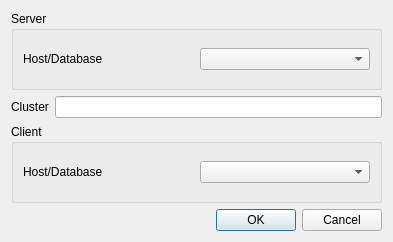
dsgoficial/DSGManagementTools, file dsg_management_tools_dialog_base.ui: the form before one commit.
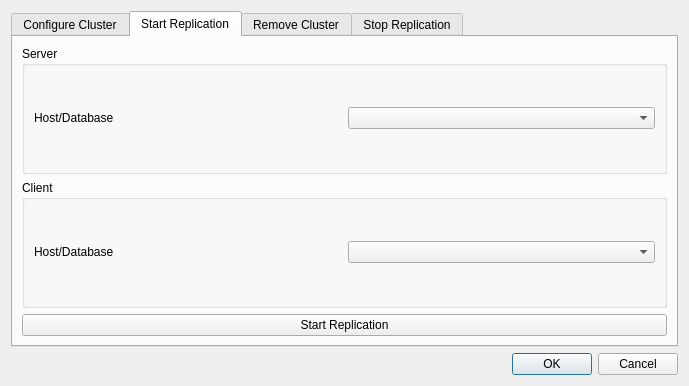
The form after the commit. The open tabs and pages were chosen to show the change.

Patch:
```diff
--- a/dsg_management_tools_dialog_base.ui
+++ b/dsg_management_tools_dialog_base.ui
@@ -6,13 +6,23 @@
    <rect>
     <x>0</x>
     <y>0</y>
-    <width>393</width>
-    <height>242</height>
+    <width>689</width>
+    <height>386</height>
    </rect>
   </property>
   <property name="windowTitle">
    <string>Dsg Management Tools</string>
   </property>
+  <layout class="QGridLayout" name="gridLayout_4">
+   <item row="0" column="0">
+    <widget class="QTabWidget" name="tabWidget">
+     <property name="currentIndex">
+      <number>0</number>
+     </property>
+     <widget class="QWidget" name="tab">
+      <attribute name="title">
+       <string>Configure Cluster</string>
+      </attribute>
   <layout class="QGridLayout" name="gridLayout_3">
    <item row="0" column="0">
     <widget class="QGroupBox" name="groupBox">
@@ -47,7 +57,14 @@
       </widget>
      </item>
      <item>
-      <widget class="QLineEdit" name="clusterEdit"/>
+          <widget class="QLineEdit" name="clusterEdit">
+           <property name="enabled">
+            <bool>false</bool>
+           </property>
+           <property name="readOnly">
+            <bool>true</bool>
+           </property>
+          </widget>
      </item>
     </layout>
    </item>
@@ -75,6 +92,87 @@
     </widget>
    </item>
    <item row="3" column="0">
+        <widget class="QPushButton" name="createClusterButton">
+         <property name="text">
+          <string>Create Cluster</string>
+         </property>
+        </widget>
+       </item>
+      </layout>
+     </widget>
+     <widget class="QWidget" name="tab_2">
+      <attribute name="title">
+       <string>Start Replication</string>
+      </attribute>
+      <layout class="QGridLayout" name="gridLayout_7">
+       <item row="0" column="0">
+        <widget class="QGroupBox" name="groupBox_3">
+         <property name="title">
+          <string>Server</string>
+         </property>
+         <layout class="QGridLayout" name="gridLayout_5">
+          <item row="0" column="0">
+           <layout class="QHBoxLayout" name="horizontalLayout_3">
+            <item>
+             <widget class="QLabel" name="label_3">
+              <property name="text">
+               <string>Host/Database</string>
+              </property>
+             </widget>
+            </item>
+            <item>
+             <widget class="QComboBox" name="serverCombo_2"/>
+            </item>
+           </layout>
+          </item>
+         </layout>
+        </widget>
+       </item>
+       <item row="1" column="0">
+        <widget class="QGroupBox" name="groupBox_4">
+         <property name="title">
+          <string>Client</string>
+         </property>
+         <layout class="QGridLayout" name="gridLayout_6">
+          <item row="0" column="0">
+           <layout class="QHBoxLayout" name="horizontalLayout_4">
+            <item>
+             <widget class="QLabel" name="label_4">
+              <property name="text">
+               <string>Host/Database</string>
+              </property>
+             </widget>
+            </item>
+            <item>
+             <widget class="QComboBox" name="clientCombo_2"/>
+            </item>
+           </layout>
+          </item>
+         </layout>
+        </widget>
+       </item>
+       <item row="2" column="0">
+        <widget class="QPushButton" name="startReplicationButton">
+         <property name="text">
+          <string>Start Replication</string>
+         </property>
+        </widget>
+       </item>
+      </layout>
+     </widget>
+     <widget class="QWidget" name="tab_3">
+      <attribute name="title">
+       <string>Remove Cluster</string>
+      </attribute>
+     </widget>
+     <widget class="QWidget" name="tab_4">
+      <attribute name="title">
+       <string>Stop Replication</string>
+      </attribute>
+     </widget>
+    </widget>
+   </item>
+   <item row="1" column="0">
     <widget class="QDialogButtonBox" name="button_box">
      <property name="orientation">
       <enum>Qt::Horizontal</enum>
```
Lines whose indentation alone changed are shown as unchanged.
